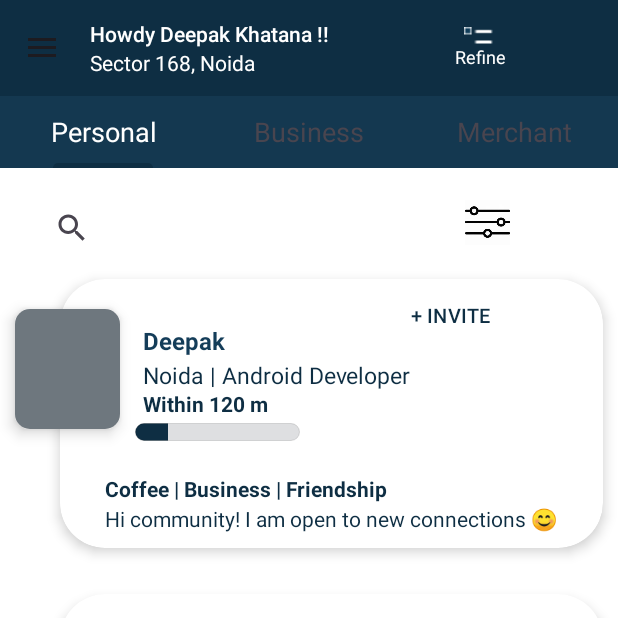
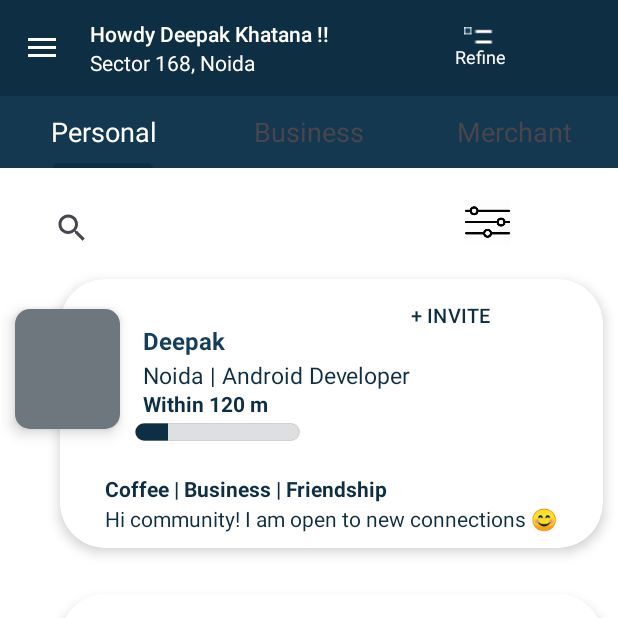
Before and after one commit to deepak1-dk/NetClan-Project, an Android app: the screen it shows after launch (MainActivity), on a phone screen of 412 x 824 dp, the top half of it. Run offline under Robolectric (Android 15) with nearby library versions, the phone set to English and light mode, and no system bars.

Commit message:
Hamburger Color change

```diff
--- a/app/src/main/res/values/themes.xml
+++ b/app/src/main/res/values/themes.xml
@@ -4,6 +4,8 @@
         <!-- Customize your light theme here. -->
          <item name="colorPrimary">@color/toolbarColor</item>
          <item name="android:statusBarColor">@color/toolbarColor</item>
+
+        <item name="drawerArrowStyle">@style/DrawerArrowStyle</item>
     </style>
 
     <style name="Theme.NetClanProject" parent="Base.Theme.NetClanProject" />
@@ -22,4 +24,8 @@
         <item name="colorControlNormal">@color/black</item>
         <item name="queryBackground">@color/white</item>
     </style>
+    <style name="DrawerArrowStyle" parent="@style/Widget.AppCompat.DrawerArrowToggle">
+        <item name="color">@color/white</item>
+    </style>
+
 </resources>
```
